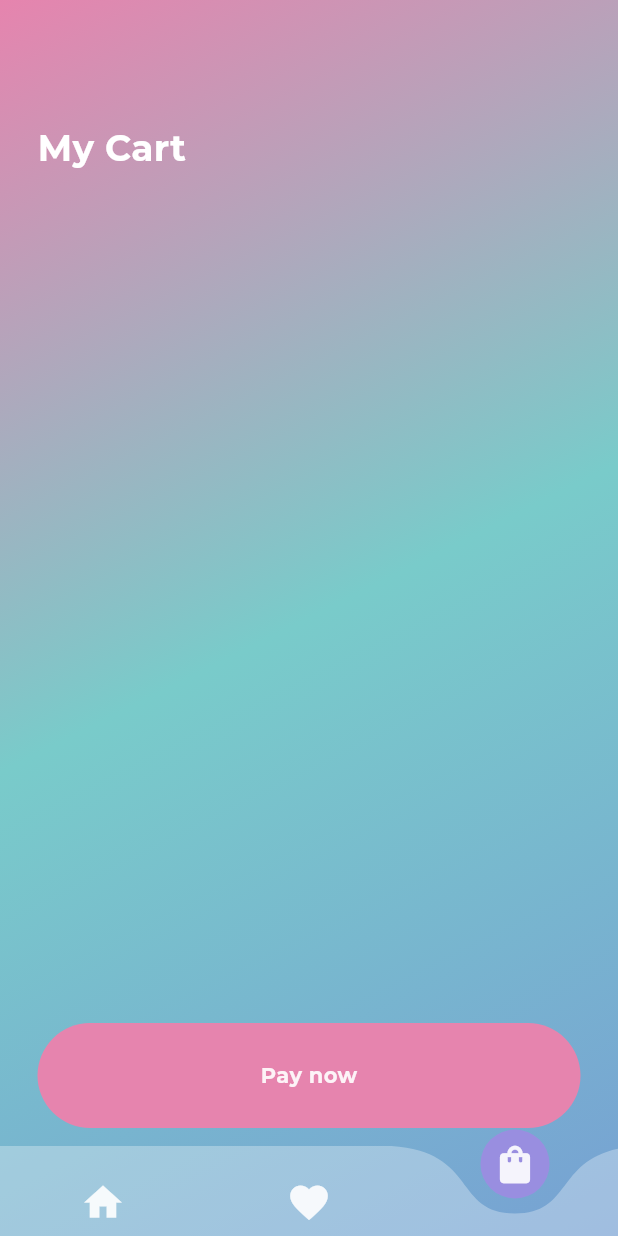
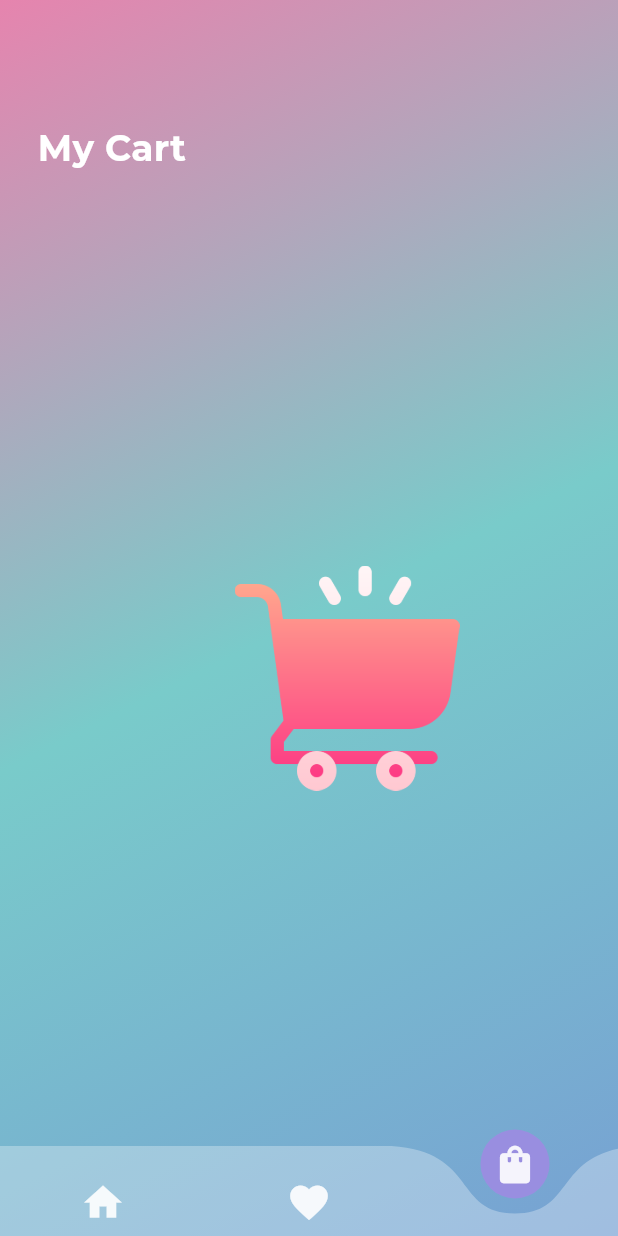
Before and after one commit to carolax14/futur_ice_cream_v1, a Flutter app: the HomePage screen opened directly, item 3 of the bottom bar chosen, on a phone screen of 412 x 824 dp. Run offline on Flutter 3.47's test engine with Material 3 defaults, Android fonts, the phone set to English and light mode, and no system bars; drawn by our look-alikes of curved_navigation_bar; our stand-ins replace carousel_slider, google_fonts, like_button.

Commit message:
Ajout d'une animation dans cart_page

```diff
--- a/lib/components/ice_cream_tile.dart
+++ b/lib/components/ice_cream_tile.dart
@@ -121,9 +121,7 @@ class _IceCreamTileState extends State<IceCreamTile> {
                       likeBuilder: (isTapped) {
                         return Icon(
                           Icons.favorite,
-                          color: isTapped
-                              ? const Color(0xffe684ae)
-                              : Colors.white38,
+                          color: isTapped ? iconColor : Colors.white38,
                         );
                       },
                       onTap: (isLiked) async {
--- a/lib/pages/cart_page.dart
+++ b/lib/pages/cart_page.dart
@@ -3,7 +3,6 @@ import "package:futur_ice_cream_v1/components/cart_tile.dart";
 import "package:futur_ice_cream_v1/models/ice_cream.dart";
 import "package:futur_ice_cream_v1/models/ice_cream_shop.dart";
 import "package:provider/provider.dart";
-
 import "../components/my_button.dart";
 
 /*
@@ -14,6 +13,7 @@ CART PAGE
   - User can tap 'Pay now' button €
 
 */
+
 class CartPage extends StatefulWidget {
   const CartPage({super.key});
 
@@ -21,7 +21,36 @@ class CartPage extends StatefulWidget {
   State<CartPage> createState() => _CartPageState();
 }
 
-class _CartPageState extends State<CartPage> {
+class _CartPageState extends State<CartPage>
+    with SingleTickerProviderStateMixin {
+  late AnimationController _controller;
+  late Animation<Offset> _animation;
+
+  @override
+  void initState() {
+    super.initState();
+    _controller = AnimationController(
+      duration: const Duration(seconds: 2),
+      vsync: this,
+    )..repeat(reverse: true);
+
+    _animation = Tween<Offset>(
+      begin: const Offset(-1.0, 0.0),
+      end: const Offset(1.0, 0.0),
+    ).animate(
+      CurvedAnimation(
+        parent: _controller,
+        curve: Curves.easeInOut,
+      ),
+    );
+  }
+
+  @override
+  void dispose() {
+    _controller.dispose();
+    super.dispose();
+  }
+
   // remove an item from the user's cart
   void removeItemFromCart(IceCream iceCream) {
     Provider.of<IceCreamShop>(context, listen: false)
@@ -52,9 +81,21 @@ class _CartPageState extends State<CartPage> {
             ],
           ),
 
-          // list of cart items
+          // list of cart items or empty message
           Expanded(
-            child: ListView.builder(
+            child: value.userCart.isEmpty
+                ? Center(
+                    child: SlideTransition(
+                      position: _animation,
+                      child: Image.asset(
+                        'lib/icons/empty-cart.png', // Remplacez par le chemin correct de votre image
+                        width: 150,
+                        height: 150,
+                        fit: BoxFit.contain,
+                      ),
+                    ),
+                  )
+                : ListView.builder(
                     itemCount: value.userCart.length,
                     itemBuilder: (context, index) {
                       // get individual cart items
@@ -70,6 +111,8 @@ class _CartPageState extends State<CartPage> {
           ),
 
           // pay button
+          if (value.userCart
+              .isNotEmpty) // Only show the button if there are items in the cart
             Padding(
               padding: const EdgeInsets.only(bottom: 12.0),
               child: MyButton(text: "Pay now", onTap: payNow),
--- a/lib/pages/favorite_page.dart
+++ b/lib/pages/favorite_page.dart
@@ -48,7 +48,7 @@ class _FavoriteIceCreamsPageState extends State<FavoriteIceCreamsPage> {
                       autoPlayCurve: Curves.fastOutSlowIn,
                       enableInfiniteScroll: true,
                       autoPlayAnimationDuration:
-                          const Duration(milliseconds: 3000),
+                          const Duration(milliseconds: 900),
                       viewportFraction: 0.8,
                     ),
                     itemCount: favorites.length,
@@ -111,8 +111,8 @@ class _FavoriteIceCreamsPageState extends State<FavoriteIceCreamsPage> {
                             Container(
                               width: 40,
                               height: 40,
-                              decoration: const BoxDecoration(
-                                color: Color(0xffe684ae), // Button color
+                              decoration: BoxDecoration(
+                                color: iconColor, // Button color
                                 shape: BoxShape.circle,
                               ),
                               child: IconButton(
--- a/lib/pages/shop_page.dart
+++ b/lib/pages/shop_page.dart
@@ -117,7 +117,7 @@ class _ShopPageState extends State<ShopPage> {
                     unselectedLabelColor: Colors.white,
                     indicatorSize: TabBarIndicatorSize.label,
                     indicator: BoxDecoration(
-                        shape: BoxShape.circle, color: highlightColor),
+                        shape: BoxShape.circle, color: primaryColor),
                   ),
                 ],
               ),
```
Also changed, not shown: lib/components/cart_tile.dart (+104 -6 lines), lib/icons/broken-heart.png (added), lib/icons/empty-cart.png (added). Lines whose indentation alone changed are shown as unchanged.
